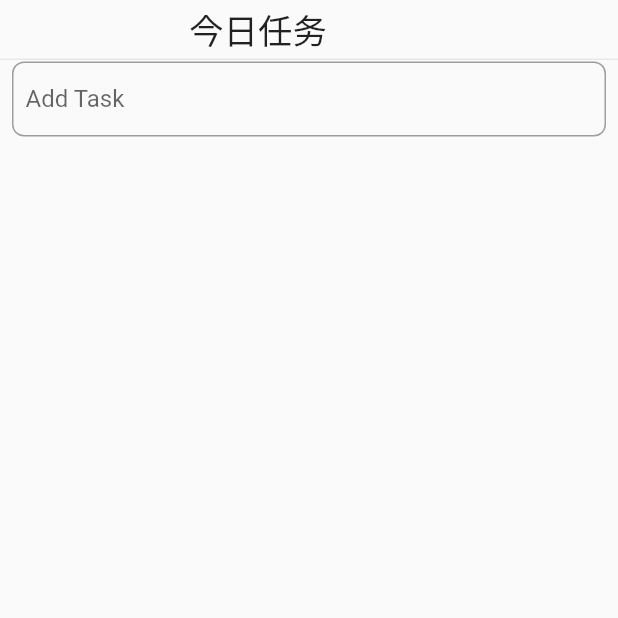
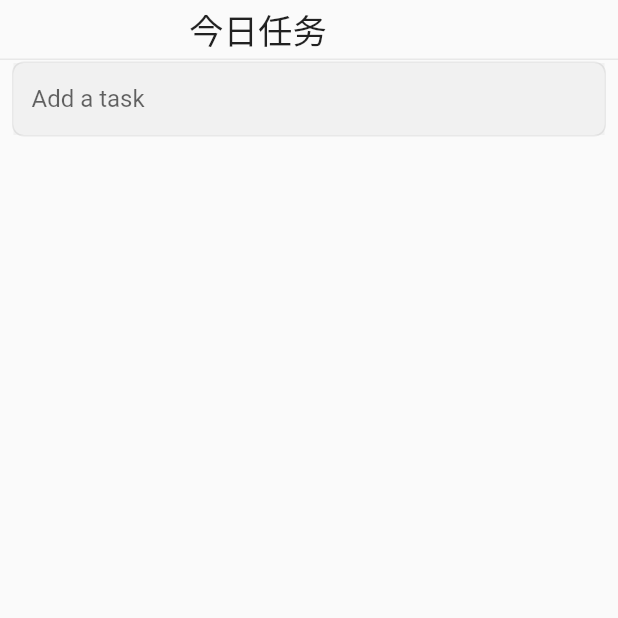
Before and after one commit to 10khour/todo, a Flutter app: the screen it shows after launch, on a phone screen of 412 x 824 dp, the top half of it. Run offline on Flutter 3.47's test engine with Material 2 defaults, Android fonts, the phone set to English and light mode, and no system bars.

Commit message:
optimize ui

```diff
--- a/lib/task.dart
+++ b/lib/task.dart
@@ -8,6 +8,5 @@ class Task {
   Task({required this.controller, this.finished = false}) {
     var uuid = const Uuid();
     id = uuid.v4();
-    print("id $id");
   }
 }
--- a/lib/todo_item.dart
+++ b/lib/todo_item.dart
@@ -61,7 +61,10 @@ class _TodoItemState extends State<TodoItem> {
                   widget.delete!(widget.task);
                 }
               },
-              icon: const Icon(Icons.delete_forever)),
+              icon: const Icon(
+                Icons.delete_forever,
+                color: Colors.grey,
+              )),
           const SizedBox(
             width: 8,
           ),
--- a/lib/todo_list.dart
+++ b/lib/todo_list.dart
@@ -52,10 +52,9 @@ class _TodoListState extends State<TodoList> {
               margin:
                   const EdgeInsets.only(left: 8, right: 8, top: 1, bottom: 2),
               decoration: BoxDecoration(
-                  border: Border.all(width: 1, color: Colors.grey),
+                  border:
+                      Border.all(width: 1, color: Colors.grey.withOpacity(0.2)),
                   borderRadius: BorderRadius.circular(8)),
-              child: Padding(
-                padding: const EdgeInsets.only(left: 8.0),
               child: TextField(
                 onSubmitted: (value) {
                   setState(() {
@@ -64,9 +63,11 @@ class _TodoListState extends State<TodoList> {
                   });
                 },
                 controller: controller,
-                  decoration: const InputDecoration(
-                      hintText: "Add Task", border: InputBorder.none),
-                ),
+                decoration: InputDecoration(
+                    fillColor: Colors.grey.withOpacity(0.1),
+                    filled: true,
+                    hintText: "Add a task",
+                    border: InputBorder.none),
               )),
           Expanded(
             child: ListView(
@@ -79,11 +80,8 @@ class _TodoListState extends State<TodoList> {
                         },
                         delete: (t) {
                           setState(() {
-                            print("remove ${t.id}");
-
                             widget.task
                                 .removeWhere((element) => element.id == t.id);
-                            print("${widget.task.length}");
                           });
                         },
                         task: e,
```
Lines whose indentation alone changed are shown as unchanged.
